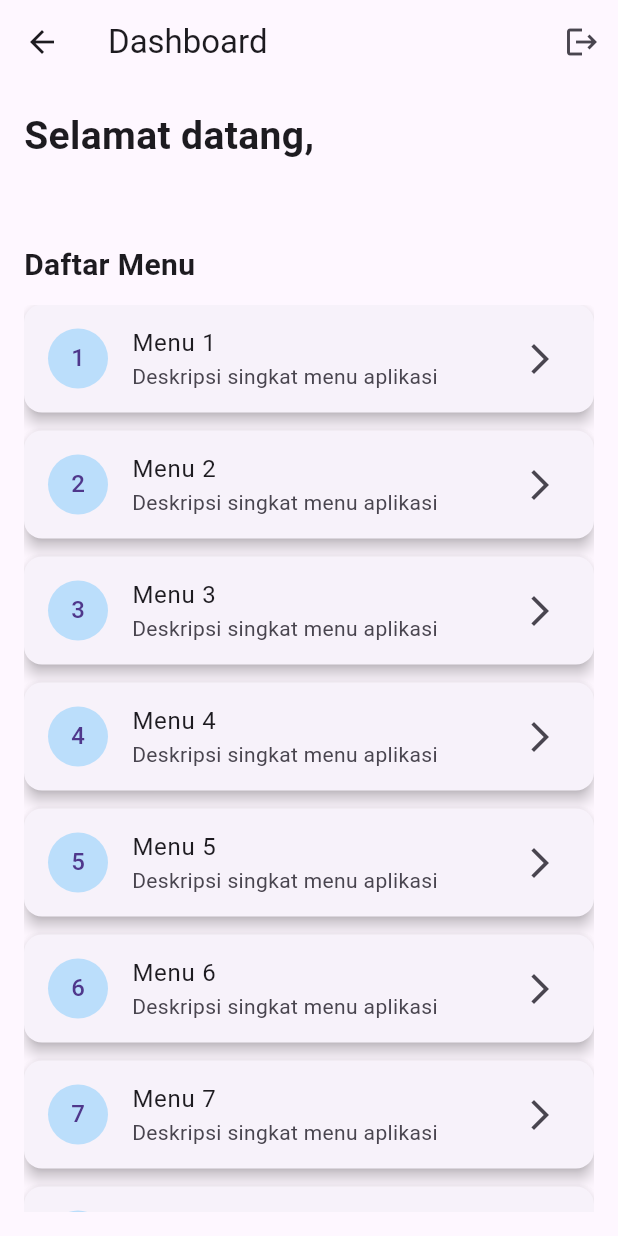
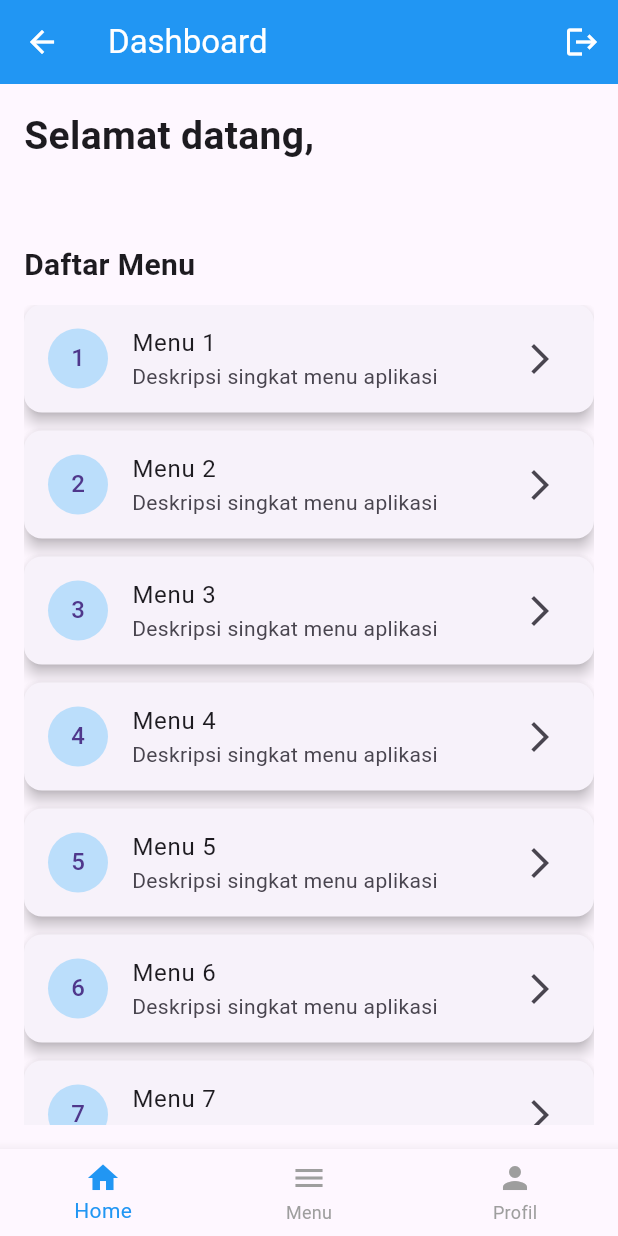
Before and after one commit to rueel/belajaruprak, a Flutter app: the DashboardScreen screen opened by its route, on a phone screen of 412 x 824 dp. Run offline on Flutter 3.47's test engine with Material 3 defaults, Android fonts, the phone set to English and light mode, and no system bars; accounts and stored records are empty.

Commit message:
feat: error

```diff
--- a/lib/screens/dashboard_screen.dart
+++ b/lib/screens/dashboard_screen.dart
@@ -11,6 +11,7 @@ class DashboardScreen extends StatefulWidget {
 
 class _DashboardScreenState extends State<DashboardScreen> {
   late User _user;
+  int _currentIndex = 0;
 
   @override
   void initState() {
@@ -30,11 +31,19 @@ class _DashboardScreenState extends State<DashboardScreen> {
     );
   }
 
+  void _onTabTapped(int index) {
+    setState(() {
+      _currentIndex = index;
+    });
+  }
+//dd
   @override
   Widget build(BuildContext context) {
     return Scaffold(
       appBar: AppBar(
         title: const Text("Dashboard"),
+        backgroundColor: Colors.blue,
+        foregroundColor: Colors.white,
         actions: [
           IconButton(
             icon: const Icon(Icons.logout),
@@ -72,7 +81,7 @@ class _DashboardScreenState extends State<DashboardScreen> {
                 itemBuilder: (context, index) {
                   return Card(
                     margin: const EdgeInsets.only(bottom: 12),
-                    elevation: 4,                    // Shadow
+                    elevation: 4,
                     shape: RoundedRectangleBorder(
                       borderRadius: BorderRadius.circular(12), // Rounded corner
                     ),
@@ -92,6 +101,17 @@ class _DashboardScreenState extends State<DashboardScreen> {
           ],
         ),
       ),
+      bottomNavigationBar: BottomNavigationBar(
+        currentIndex: _currentIndex,
+        onTap: _onTabTapped,
+        selectedItemColor: Colors.blue,
+        unselectedItemColor: Colors.grey,
+        items: const [
+          BottomNavigationBarItem(icon: Icon(Icons.home), label: "Home"),
+          BottomNavigationBarItem(icon: Icon(Icons.menu), label: "Menu"),
+          BottomNavigationBarItem(icon: Icon(Icons.person), label: "Profil"),
+        ],
+      ),
     );
   }
 }
--- a/pubspec.yaml
+++ b/pubspec.yaml
@@ -28,8 +28,10 @@ environment:
 # the latest version available on pub.dev. To see which dependencies have newer
 # versions available, run `flutter pub outdated`.
 dependencies:
+
   flutter:
     sdk: flutter
+  flutter_launcher_icons: ^0.14.1
 
   # The following adds the Cupertino Icons font to your application.
   # Use with the CupertinoIcons class for iOS style icons.
```
Also changed, not shown: 1 other file.
